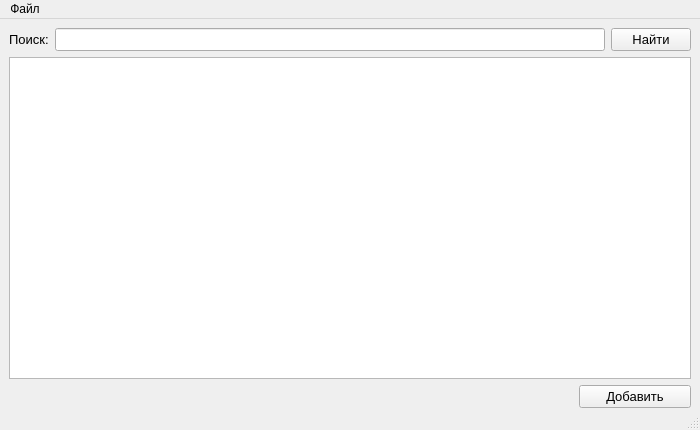
Old version of the form phonebook.ui in the repository realshuncle/Phonebook.
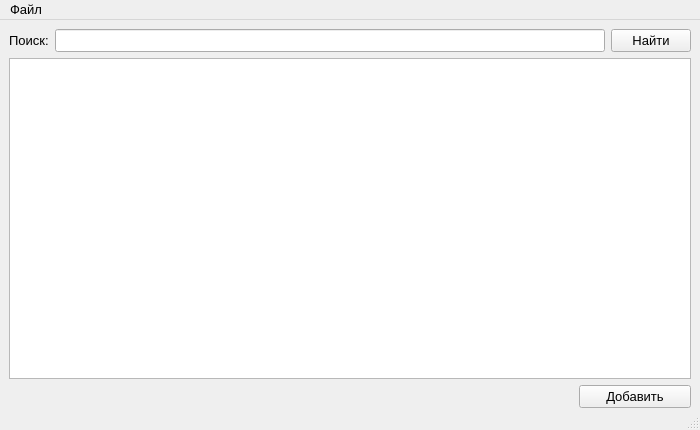
New version of the form.

```diff
--- a/phonebook.ui
+++ b/phonebook.ui
@@ -165,15 +165,30 @@
        <property name="text">
         <string>Имя</string>
        </property>
+       <property name="font">
+        <font>
+         <pointsize>10</pointsize>
+        </font>
+       </property>
       </column>
       <column>
        <property name="text">
         <string>Телефон</string>
        </property>
+       <property name="font">
+        <font>
+         <pointsize>10</pointsize>
+        </font>
+       </property>
       </column>
       <column>
        <property name="text">
-        <string>Инфрмация</string>
+        <string>Информация</string>
+       </property>
+       <property name="font">
+        <font>
+         <pointsize>10</pointsize>
+        </font>
        </property>
       </column>
      </widget>
@@ -214,10 +229,20 @@
      <x>0</x>
      <y>0</y>
      <width>700</width>
-     <height>25</height>
+     <height>28</height>
     </rect>
    </property>
+   <property name="font">
+    <font>
+     <pointsize>10</pointsize>
+    </font>
+   </property>
    <widget class="QMenu" name="menuFile">
+    <property name="font">
+     <font>
+      <pointsize>10</pointsize>
+     </font>
+    </property>
     <property name="title">
      <string>Файл</string>
     </property>
```
Left out of the diff: 15 changed lines with no effect on the pictures.
